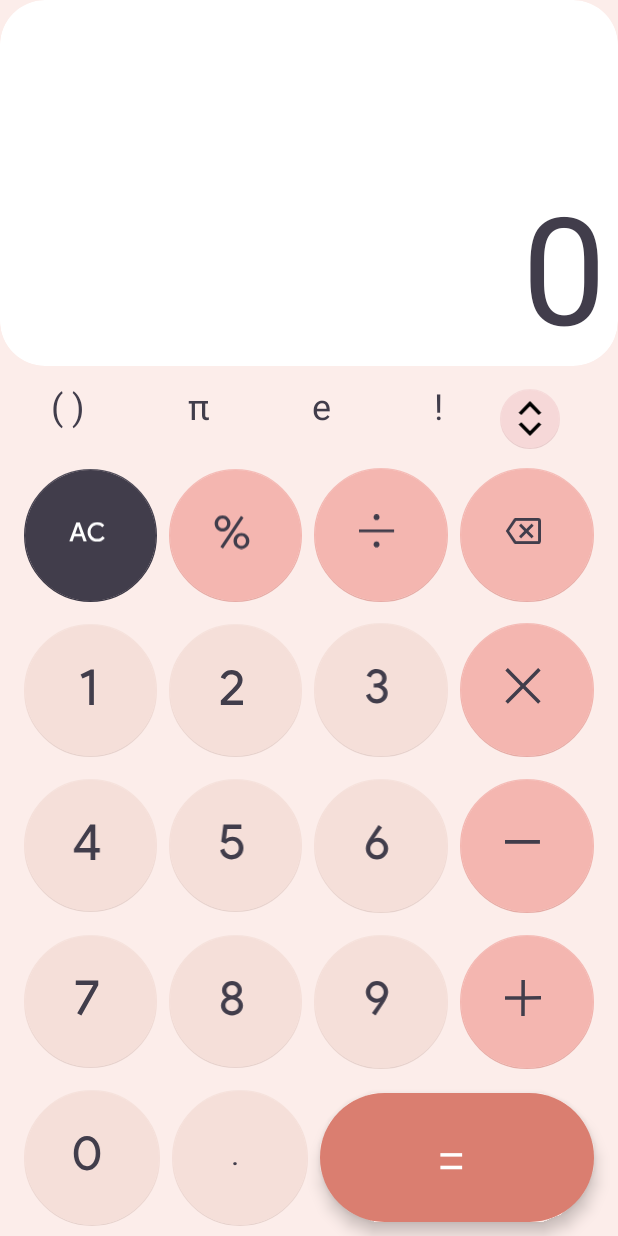
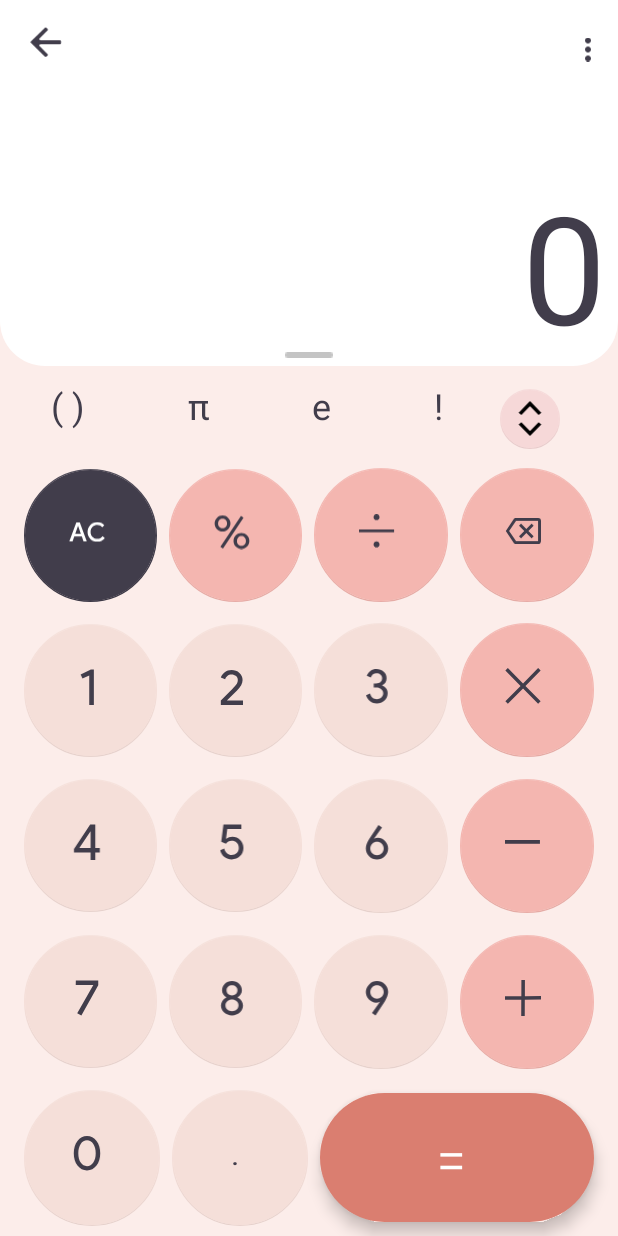
Before and after one commit to Harsh8833/Calculator, an Android app: the screen it shows after launch (MainActivity), on a phone screen of 412 x 824 dp. Run offline under Robolectric (Android 15) with nearby library versions, the phone set to English and light mode, and no system bars.

Commit message:
gui fixed

```diff
--- /dev/null
+++ b/app/src/main/res/drawable/displaycard.xml
@@ -0,0 +1,11 @@
+<shape xmlns:android="http://schemas.android.com/apk/res/android"
+    android:shape="rectangle">
+
+    <solid android:color="@color/white" />
+    <size android:height="244dp"/>
+    <size android:width="418dp"/>
+
+    <corners
+        android:bottomLeftRadius="30dp"
+        android:bottomRightRadius="30dp" />
+</shape>
--- /dev/null
+++ b/app/src/main/res/drawable/vectorback_icon.xml
@@ -0,0 +1,9 @@
+<vector xmlns:android="http://schemas.android.com/apk/res/android"
+    android:width="25dp"
+    android:height="24dp"
+    android:viewportWidth="25"
+    android:viewportHeight="24">
+  <path
+      android:pathData="M24.3556,11.6556C24.3556,11.1033 23.9078,10.6556 23.3556,10.6556H8.2443C7.3534,10.6556 6.9072,9.5784 7.5372,8.9485L13.6297,2.8559C14.0212,2.4644 14.0201,1.8293 13.6272,1.4392L12.8849,0.7021C12.494,0.3139 11.8627,0.3151 11.4732,0.7046L0.7071,11.4707C0.3166,11.8612 0.3166,12.4944 0.7071,12.8849L11.4707,23.6484C11.8612,24.039 12.4944,24.039 12.8849,23.6484L13.6176,22.9157C14.0079,22.5254 14.0082,21.8927 13.6183,21.5021L7.5335,15.4065C6.9044,14.7762 7.3508,13.7 8.2413,13.7H23.3556C23.9078,13.7 24.3556,13.2523 24.3556,12.7V11.6556Z"
+      android:fillColor="#413D4B"/>
+</vector>
--- /dev/null
+++ b/app/src/main/res/drawable/vectormenu.xml
@@ -0,0 +1,9 @@
+<vector xmlns:android="http://schemas.android.com/apk/res/android"
+    android:width="4dp"
+    android:height="16dp"
+    android:viewportWidth="4"
+    android:viewportHeight="16">
+  <path
+      android:pathData="M2,4C3.1,4 4,3.1 4,2C4,0.9 3.1,0 2,0C0.9,0 0,0.9 0,2C0,3.1 0.9,4 2,4ZM2,6C0.9,6 0,6.9 0,8C0,9.1 0.9,10 2,10C3.1,10 4,9.1 4,8C4,6.9 3.1,6 2,6ZM2,12C0.9,12 0,12.9 0,14C0,15.1 0.9,16 2,16C3.1,16 4,15.1 4,14C4,12.9 3.1,12 2,12Z"
+      android:fillColor="#413D4B"/>
+</vector>
--- a/app/src/main/res/layout/activity_main.xml
+++ b/app/src/main/res/layout/activity_main.xml
@@ -10,39 +10,68 @@
 
 
     <!-- Text Field -->
-    <com.google.android.material.card.MaterialCardView
+    <FrameLayout
         android:id="@+id/cardView"
-        style="?attr/materialCardViewFilledStyle"
         android:layout_width="match_parent"
         android:layout_height="244dp"
-        app:cardCornerRadius="30dp"
         app:cardElevation="0dp"
+        android:background="@drawable/displaycard"
         app:layout_constraintEnd_toEndOf="parent"
-        app:layout_constraintHorizontal_bias="0.0"
         app:layout_constraintStart_toStartOf="parent"
         app:layout_constraintTop_toTopOf="parent">
 
-        <LinearLayout
+        <FrameLayout
+            android:layout_width="match_parent"
+            android:layout_height="wrap_content"
+            android:layout_gravity="top">
+
+            <ImageView
+                android:layout_width="wrap_content"
+                android:layout_height="28dp"
+                android:layout_gravity="start"
+                android:src="@drawable/vectorback_icon"
+                android:layout_margin="10dp"
+                android:paddingStart="8dp"
+                android:paddingTop="8dp"
+                android:backgroundTint="@color/white"/>
+            <ImageView
+                android:layout_width="wrap_content"
+                android:layout_height="50dp"
+                android:layout_gravity="end"
+                android:foregroundGravity="right"
+                android:src="@drawable/vectormenu"
+                android:layout_margin="8dp"
+                android:paddingEnd="10dp"/>
+        </FrameLayout>
+
+        <FrameLayout
             android:layout_width="match_parent"
             android:layout_height="wrap_content"
             android:layout_gravity="bottom">
+
+            <ImageView
+                android:layout_width="wrap_content"
+                android:layout_height="wrap_content"
+                android:layout_gravity="bottom|center"
+                android:layout_marginBottom="5dp"
+                android:src="@drawable/rectangle_73scroll" />
 
             <EditText
                 android:id="@+id/display"
                 android:layout_width="match_parent"
                 android:layout_height="wrap_content"
+                android:background="@android:color/transparent"
                 android:focusable="false"
-                android:background="@android:color/transparent"
-                android:textSize="100dp"
+                android:gravity="right|bottom"
+                android:paddingEnd="8dp"
                 android:text="0"
                 android:textAppearance="?attr/textAppearanceBodyLarge"
-                android:gravity="right|bottom"
                 android:textColor="@color/pie_color"
-                android:paddingEnd="8dp"/>
-        </LinearLayout>
+                android:textSize="100dp" />
+        </FrameLayout>
 
 
-    </com.google.android.material.card.MaterialCardView>
+    </FrameLayout>
 
     <!-- mini buttons row -->
     <LinearLayout
```
Also changed, not shown: app/src/main/res/drawable/rectangle_73scroll.png (added).
